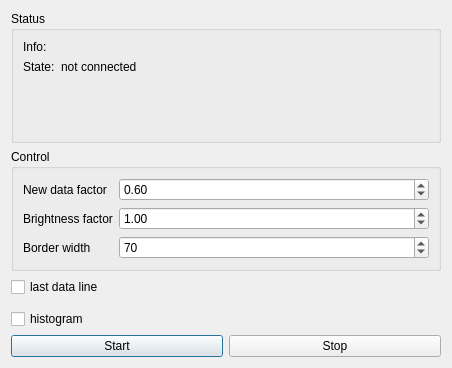
First picture: the form in ambilight-gui/controldialog.ui, repository enra64/PalliLux, before the edit.
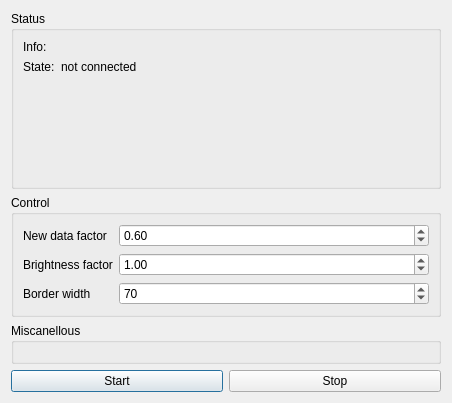
Second picture: the form after the edit. Custom widgets are drawn as their Qt base class.

```diff
--- a/ambilight-gui/controldialog.ui
+++ b/ambilight-gui/controldialog.ui
@@ -7,7 +7,7 @@
     <x>0</x>
     <y>0</y>
     <width>452</width>
-    <height>368</height>
+    <height>403</height>
    </rect>
   </property>
   <property name="sizePolicy">
@@ -124,32 +124,12 @@
     </widget>
    </item>
    <item>
-    <layout class="QVBoxLayout" name="lineLayout">
-     <item>
-      <widget class="QCheckBox" name="lineCheckbox">
-       <property name="text">
-        <string>last data line</string>
-       </property>
-      </widget>
-     </item>
-    </layout>
-   </item>
-   <item>
-    <widget class="FpsMeter" name="fpsWidget" native="true"/>
-   </item>
-   <item>
-    <layout class="QVBoxLayout" name="histogramLayout">
-     <item>
-      <widget class="QCheckBox" name="histogramCheckbox">
-       <property name="text">
-        <string>histogram</string>
-       </property>
-       <property name="checked">
-        <bool>false</bool>
-       </property>
-      </widget>
-     </item>
-    </layout>
+    <widget class="QGroupBox" name="miscBox">
+     <property name="title">
+      <string>Miscanellous</string>
+     </property>
+     <layout class="QVBoxLayout" name="controlDialogMiscLayout"/>
+    </widget>
    </item>
    <item>
     <layout class="QHBoxLayout" name="buttonBox">
@@ -192,14 +172,6 @@
    </item>
   </layout>
  </widget>
- <customwidgets>
-  <customwidget>
-   <class>FpsMeter</class>
-   <extends>QWidget</extends>
-   <header>fpsmeter.h</header>
-   <container>1</container>
-  </customwidget>
- </customwidgets>
  <resources/>
  <connections/>
 </ui>
```
